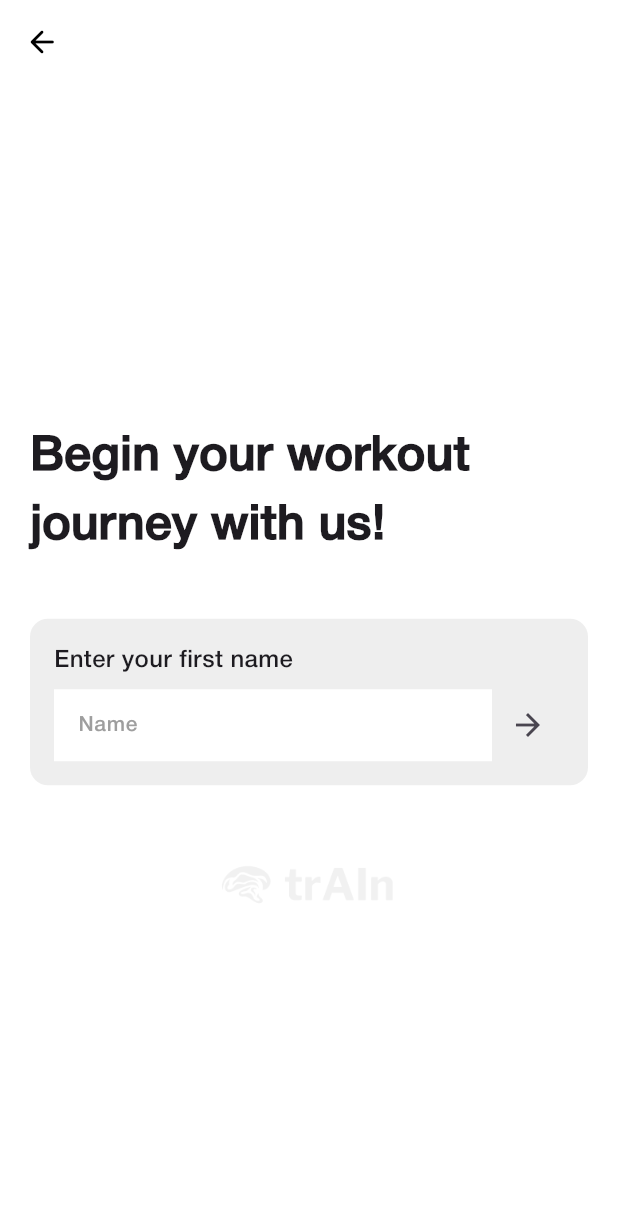
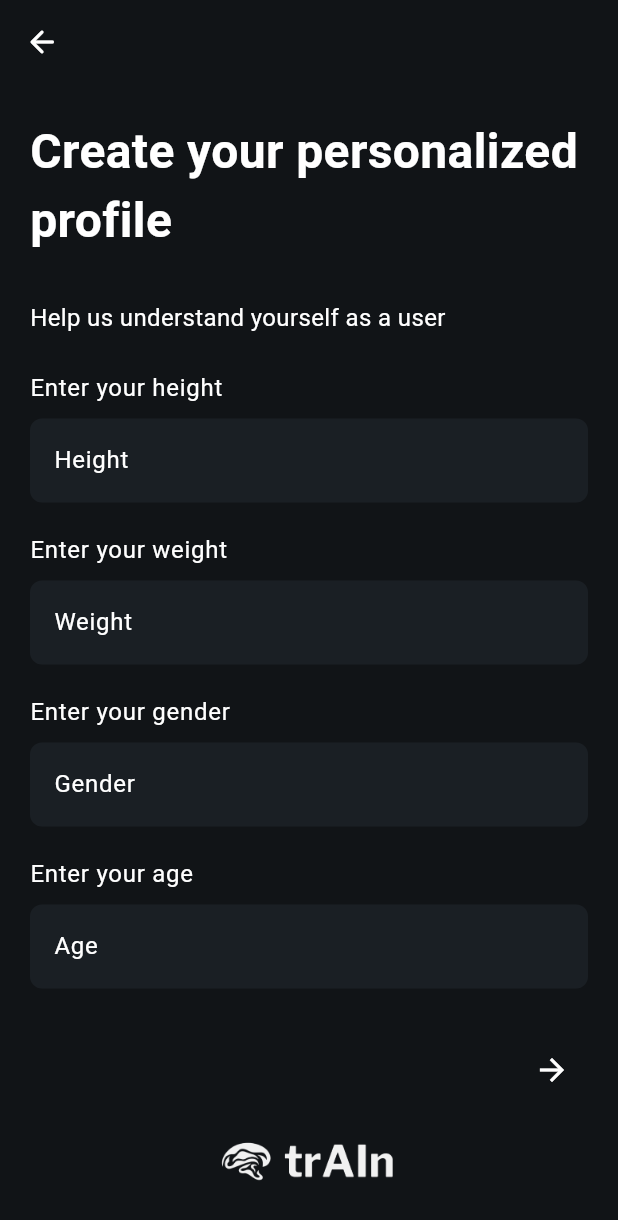
Before and after one commit to jayphil123/trAIn, a Flutter app: the SignUpPage1 screen opened directly, after a tap on the "arrow forward" icon, on a phone screen of 412 x 824 dp. Shown: the top 1220 px of the screen. Run offline on Flutter 3.47's test engine with Material 3 defaults, Android fonts, the phone set to English and light mode, and no system bars.

Commit message:
Styling updates with theme.dart and newProfile pages added

```diff
--- a/sample_app/lib/login.dart
+++ b/sample_app/lib/login.dart
@@ -91,7 +91,7 @@ class _LoginPageState extends State<LoginPage> {
                         builder: (context) => const HomepageWidget()),
                   );
                 },
-                child: const Text('Sign In'),
+                child: Text('Sign In'),
               ),
               const SizedBox(height: 12),
               // Sign Up Link
@@ -104,7 +104,7 @@ class _LoginPageState extends State<LoginPage> {
                 },
                 child: Text(
                   "Don't have an account? Sign Up here",
-                  style: TextStyle(color: Theme.of(context).primaryColor),
+                  // style: TextStyle(color: Theme.of(context).primaryColor),
                 ),
               ),
             ],
--- /dev/null
+++ b/sample_app/lib/newprofile1.dart
@@ -0,0 +1,157 @@
+import 'package:flutter/material.dart';
+import 'newprofile2.dart' show NewProfilePage2;
+
+class NewProfilePage1 extends StatefulWidget {
+  const NewProfilePage1({Key? key}) : super(key: key);
+
+  @override
+  State<NewProfilePage1> createState() => _NewProfilePage1State();
+}
+
+class _NewProfilePage1State extends State<NewProfilePage1> {
+  final scaffoldKey = GlobalKey<ScaffoldState>();
+
+  final textController1 = TextEditingController();
+  final textController2 = TextEditingController();
+  final textController3 = TextEditingController();
+  final textController4 = TextEditingController();
+
+  @override
+  void dispose() {
+    textController1.dispose();
+    textController2.dispose();
+    textController3.dispose();
+    textController4.dispose();
+    super.dispose();
+  }
+
+  @override
+  Widget build(BuildContext context) {
+    return Scaffold(
+      key: scaffoldKey,
+      appBar: AppBar(
+        automaticallyImplyLeading: false,
+        leading: IconButton(
+          icon: const Icon(Icons.arrow_back_rounded),
+          onPressed: () {
+            Navigator.of(context).pop();
+          },
+        ),
+        elevation: 0,
+      ),
+      body: SafeArea(
+        child: Center(
+          child: Padding(
+            padding: const EdgeInsets.symmetric(horizontal: 20),
+            child: Column(
+              mainAxisSize: MainAxisSize.max,
+              mainAxisAlignment: MainAxisAlignment.spaceBetween,
+              children: [
+                Expanded(
+                  child: SingleChildScrollView(
+                    child: Column(
+                      mainAxisAlignment: MainAxisAlignment.center,
+                      crossAxisAlignment: CrossAxisAlignment.start,
+                      children: [
+                        const Padding(
+                          padding: EdgeInsets.symmetric(vertical: 22),
+                          child: Text(
+                            'Create your personalized profile',
+                            style: TextStyle(
+                              fontSize: 32,
+                              fontWeight: FontWeight.bold,
+                            ),
+                          ),
+                        ),
+                        const Padding(
+                          padding: EdgeInsets.symmetric(vertical: 8),
+                          child: Text(
+                            'Help us understand yourself as a user',
+                            style: TextStyle(
+                              fontSize: 16,
+                              // color: Colors.grey,
+                            ),
+                          ),
+                        ),
+                        const SizedBox(height: 16),
+                        _buildInputField(
+                          controller: textController1,
+                          labelText: 'Enter your height',
+                          hintText: 'Height',
+                        ),
+                        const SizedBox(height: 20),
+                        _buildInputField(
+                          controller: textController2,
+                          labelText: 'Enter your weight',
+                          hintText: 'Weight',
+                        ),
+                        const SizedBox(height: 20),
+                        _buildInputField(
+                          controller: textController3,
+                          labelText: 'Enter your gender',
+                          hintText: 'Gender',
+                        ),
+                        const SizedBox(height: 20),
+                        _buildInputField(
+                          controller: textController4,
+                          labelText: 'Enter your age',
+                          hintText: 'Age',
+                        ),
+                        const SizedBox(height: 30),
+                        Align(
+                          alignment: Alignment.centerRight,
+                          child: IconButton(
+                            icon: const Icon(Icons.arrow_forward),
+                            onPressed: () {
+                              Navigator.of(context).push(
+                                MaterialPageRoute(
+                                    builder: (context) =>
+                                        const NewProfilePage2()),
+                              );
+                            },
+                          ),
+                        ),
+                      ],
+                    ),
+                  ),
+                ),
+                const Padding(
+                  padding: EdgeInsets.only(bottom: 20),
+                  child: Image(
+                    image: AssetImage('assets/images/train-white-logo.png'),
+                    width: 120,
+                    height: 60,
+                  ),
+                ),
+              ],
+            ),
+          ),
+        ),
+      ),
+    );
+  }
+
+  // Helper method for text fields
+  Widget _buildInputField({
+    required TextEditingController controller,
+    required String labelText,
+    required String hintText,
+  }) {
+    return Column(
+      crossAxisAlignment: CrossAxisAlignment.start,
+      children: [
+        Text(
+          labelText,
+          style: Theme.of(context).textTheme.bodyLarge,
+        ),
+        const SizedBox(height: 8),
+        TextField(
+          controller: controller,
+          decoration: InputDecoration(
+            hintText: hintText,
+          ),
+        ),
+      ],
+    );
+  }
+}
--- a/sample_app/lib/signup1.dart
+++ b/sample_app/lib/signup1.dart
@@ -1,4 +1,6 @@
 import 'package:flutter/material.dart';
+import 'package:train_app/newprofile1.dart';
+import 'newprofile1.dart' show NewProfilePage1;
 
 class SignUpPage1 extends StatefulWidget {
   const SignUpPage1({super.key});
@@ -22,12 +24,10 @@ class _SignUpPage1State extends State<SignUpPage1> {
   Widget build(BuildContext context) {
     return Scaffold(
       key: scaffoldKey,
-      backgroundColor: Colors.white,
       appBar: AppBar(
-        backgroundColor: Colors.white,
         automaticallyImplyLeading: false,
         leading: IconButton(
-          icon: const Icon(Icons.arrow_back_rounded, color: Colors.black),
+          icon: const Icon(Icons.arrow_back_rounded),
           onPressed: () {
             Navigator.of(context).pop();
           },
@@ -60,7 +60,7 @@ class _SignUpPage1State extends State<SignUpPage1> {
                   child: Container(
                     padding: const EdgeInsets.all(16),
                     decoration: BoxDecoration(
-                      color: Colors.grey[200],
+                      // color: Colors.grey[200],
                       borderRadius: BorderRadius.circular(12),
                     ),
                     child: Column(
@@ -68,10 +68,10 @@ class _SignUpPage1State extends State<SignUpPage1> {
                       children: [
                         const Text(
                           'Enter your first name',
-                          style: TextStyle(
-                            fontFamily: 'HelveticaNeue',
-                            fontSize: 16,
-                          ),
+                          // style: TextStyle(
+                          //   fontFamily: 'HelveticaNeue',
+                          //   fontSize: 16,
+                          // ),
                         ),
                         const SizedBox(height: 8),
                         Row(
@@ -81,25 +81,29 @@ class _SignUpPage1State extends State<SignUpPage1> {
                                 controller: textController,
                                 decoration: const InputDecoration(
                                   hintText: 'Name',
-                                  hintStyle: TextStyle(
-                                    fontFamily: 'HelveticaNeue',
-                                    fontSize: 14,
-                                    color: Colors.grey,
-                                  ),
+                                  // hintStyle: TextStyle(
+                                  //   fontFamily: 'HelveticaNeue',
+                                  //   fontSize: 14,
+                                  //   // color: Colors.grey,
+                                  // ),
                                   border: InputBorder.none,
                                   filled: true,
-                                  fillColor: Colors.white,
+                                  // fillColor: Colors.white,
                                 ),
-                                style: const TextStyle(
-                                  fontFamily: 'HelveticaNeue',
-                                  fontSize: 14,
-                                ),
+                                // style: const TextStyle(
+                                //   fontFamily: 'HelveticaNeue',
+                                //   fontSize: 14,
+                                // ),
                               ),
                             ),
                             IconButton(
                               icon: const Icon(Icons.arrow_forward),
                               onPressed: () {
-                                print('Proceed button pressed');
+                                Navigator.of(context).push(
+                                  MaterialPageRoute(
+                                      builder: (context) =>
+                                          const NewProfilePage1()),
+                                );
                               },
                             ),
                           ],
```
Also changed, not shown: sample_app/lib/main.dart (+12 -11 lines), sample_app/lib/newprofile2.dart (added, +147 -0 lines), sample_app/lib/newprofile3.dart (added, +194 -0 lines), sample_app/lib/theme.dart (added, +90 -0 lines).
